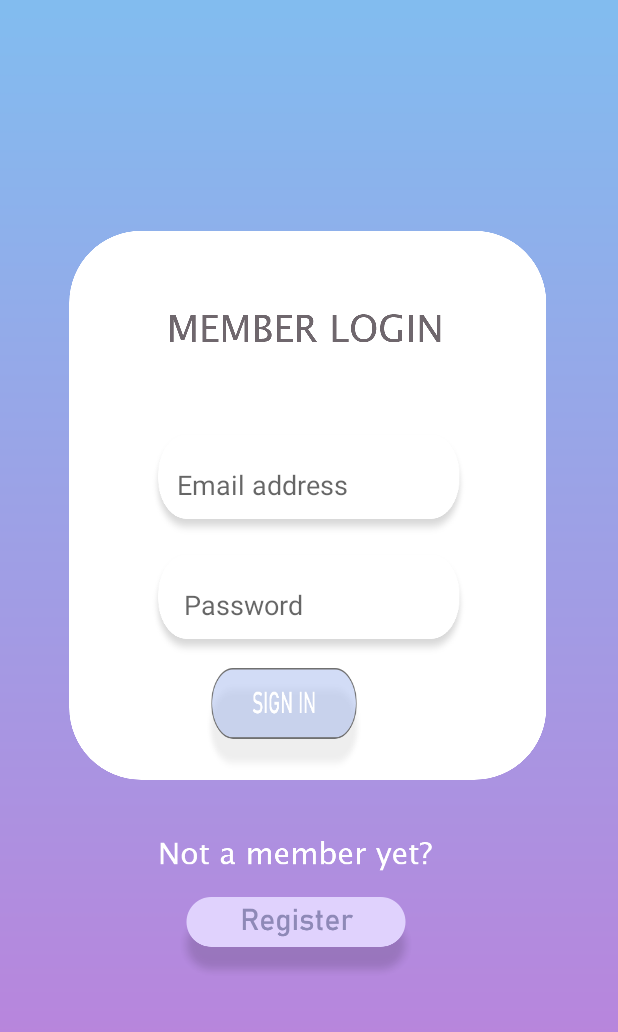
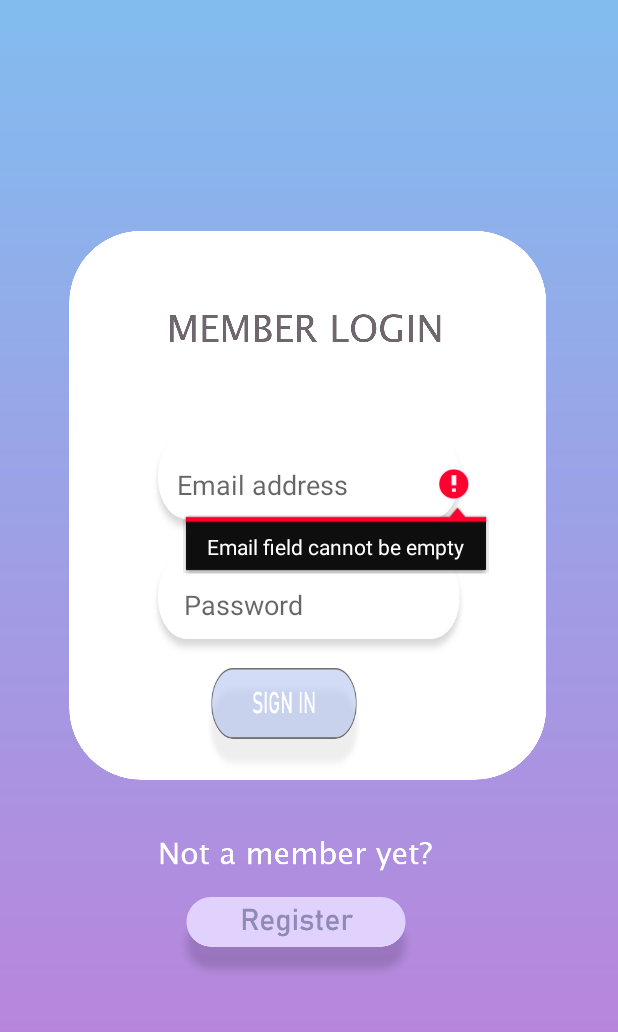
Before and after one commit to cgage235/MentalHealthApp-1, an Android app: the MH3 screen opened directly, with no data from a screen before it, after a tap on an icon or button, on a phone screen of 412 x 824 dp. Shown: the top 1032 px of the screen. Run offline under Robolectric (Android 15) with nearby library versions, the light colour scheme and no system bars; our stand-ins replace Firebase (no records; nobody signed in at launch, a user with empty details on screens opened directly).

```diff
--- a/app/src/main/java/com/example/mh_app/MH3.java
+++ b/app/src/main/java/com/example/mh_app/MH3.java
@@ -1,8 +1,6 @@
 package com.example.mh_app;
-
 import androidx.annotation.NonNull;
 import androidx.appcompat.app.AppCompatActivity;
-
 import android.content.Intent;
 import android.os.Bundle;
 import android.text.TextUtils;
@@ -11,73 +9,52 @@ import android.widget.Button;
 import android.widget.EditText;
 import android.widget.ProgressBar;
 import android.widget.Toast;
-
 import com.google.android.gms.tasks.OnCompleteListener;
 import com.google.android.gms.tasks.Task;
 import com.google.firebase.auth.AuthResult;
 import com.google.firebase.auth.FirebaseAuth;
-
 public class MH3 extends AppCompatActivity {
     Button msignin;
     Button mregin;
-    EditText mEmail,mPassword;
+    EditText Email,Password;
     FirebaseAuth fAuth;
-  //  ProgressBar progressbar;
-
-
+    ProgressBar progressbar;
     @Override
     protected void onCreate(Bundle savedInstanceState) {
         super.onCreate(savedInstanceState);
         setContentView(R.layout.activity_m_h3);
-
-        mEmail = findViewById(R.id.email);
-        mPassword = findViewById(R.id.password);
-
+        Email = findViewById(R.id.Email1);
+        Password = findViewById(R.id.password1);
         fAuth = FirebaseAuth.getInstance();
-
-       // progressbar=(ProgressBar)findViewById(R.id.progressBar);
-       // progressbar.setVisibility(View.GONE);
-
-
+        progressbar = findViewById(R.id.progressBar);
         mregin =findViewById(R.id.reg);
         msignin =findViewById(R.id.SignIn);
-
-
         mregin.setOnClickListener(new View.OnClickListener() {
             @Override
             public void onClick(View v) {
                 moveToActivityFour();
             }
         });
-
-
-
         msignin.setOnClickListener(new View.OnClickListener() {
             @Override
             public void onClick(View view) {
 
-                String email = mEmail.getText().toString().trim();
-                String password = mPassword.getText().toString().trim();
-
+                String email = Email.getText().toString().trim();
+                String password = Password.getText().toString().trim();
                 if(TextUtils.isEmpty(email)){
-                    mEmail.setError("Email field cannot be empty");
+                    Email.setError("Email field cannot be empty");
                     return;
                 }
-
                 if(TextUtils.isEmpty(password)){
-                    mPassword.setError("Password field cannot be empty");
+                    Password.setError("Password field cannot be empty");
                     return;
                 }
-
                 if(password.length() < 6){
-                    mPassword.setError("Password must be greater than 6 characters long");
+                    Password.setError("Password must be greater than 6 characters long");
                     return;
                 }
-
-
-
+                progressbar.setVisibility(View.VISIBLE);
                 //Authenticate the user
-
                 fAuth.signInWithEmailAndPassword(email,password).addOnCompleteListener(new OnCompleteListener<AuthResult>() {
                     @Override
                     public void onComplete(@NonNull Task<AuthResult> task) {
@@ -94,13 +71,10 @@ public class MH3 extends AppCompatActivity {
         });
 
     }
+
     //Check if the user reg is working
-
-
     private  void moveToActivityFour(){
         Intent intent=new Intent(MH3.this,MH4.class);
         startActivity(intent);
-
     }
-
 }
--- a/app/src/main/res/layout/activity_m_h3.xml
+++ b/app/src/main/res/layout/activity_m_h3.xml
@@ -24,7 +24,7 @@
         app:srcCompat="@drawable/login" />
 
     <EditText
-        android:id="@+id/Email"
+        android:id="@+id/Email1"
         android:layout_width="wrap_content"
         android:layout_height="wrap_content"
         android:layout_alignParentTop="true"
@@ -46,7 +46,7 @@
         app:layout_constraintStart_toStartOf="parent" />
 
     <EditText
-        android:id="@+id/password"
+        android:id="@+id/password1"
         android:layout_width="wrap_content"
         android:layout_height="wrap_content"
 
@@ -96,7 +96,12 @@
         android:layout_marginTop="598dp"
         android:background="@drawable/reg" />
 
-
+    <ProgressBar
+        android:id="@+id/progressBar"
+        style="?android:attr/progressBarStyle"
+        android:layout_width="wrap_content"
+        android:layout_height="wrap_content"
+        android:visibility="invisible" />
 
 
 </RelativeLayout>
```
Also changed, not shown: app/src/main/java/com/example/mh_app/MH4.java (+8 -7 lines), app/src/main/java/com/example/mh_app/MainActivity.java (+13 -1 lines).
